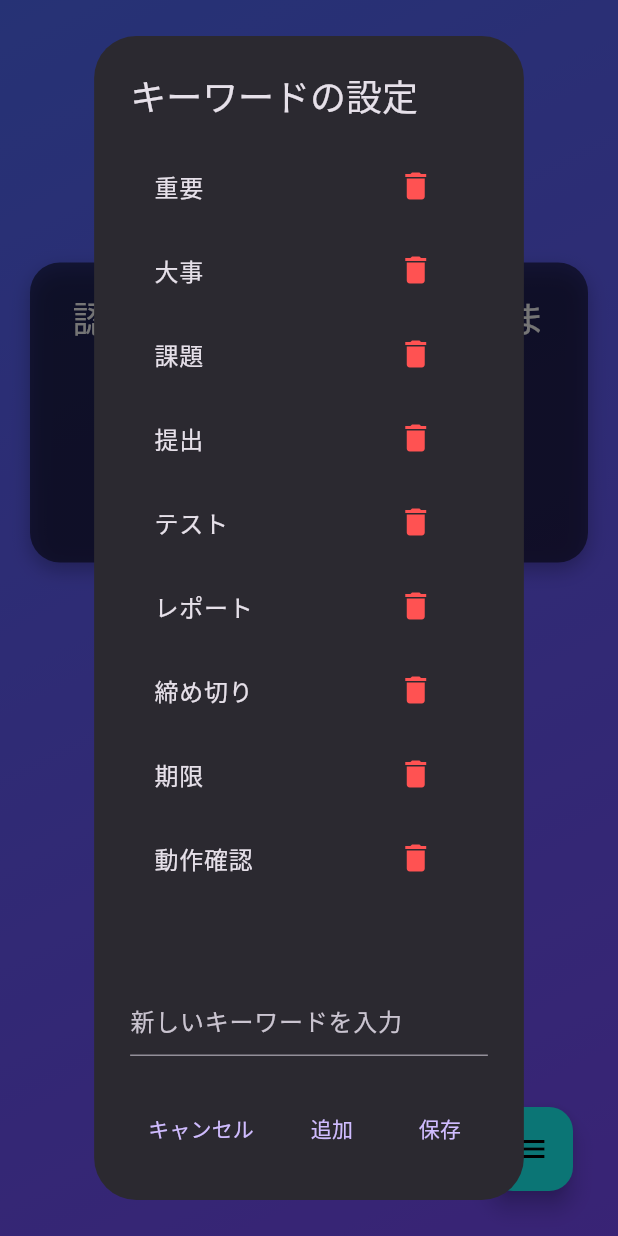
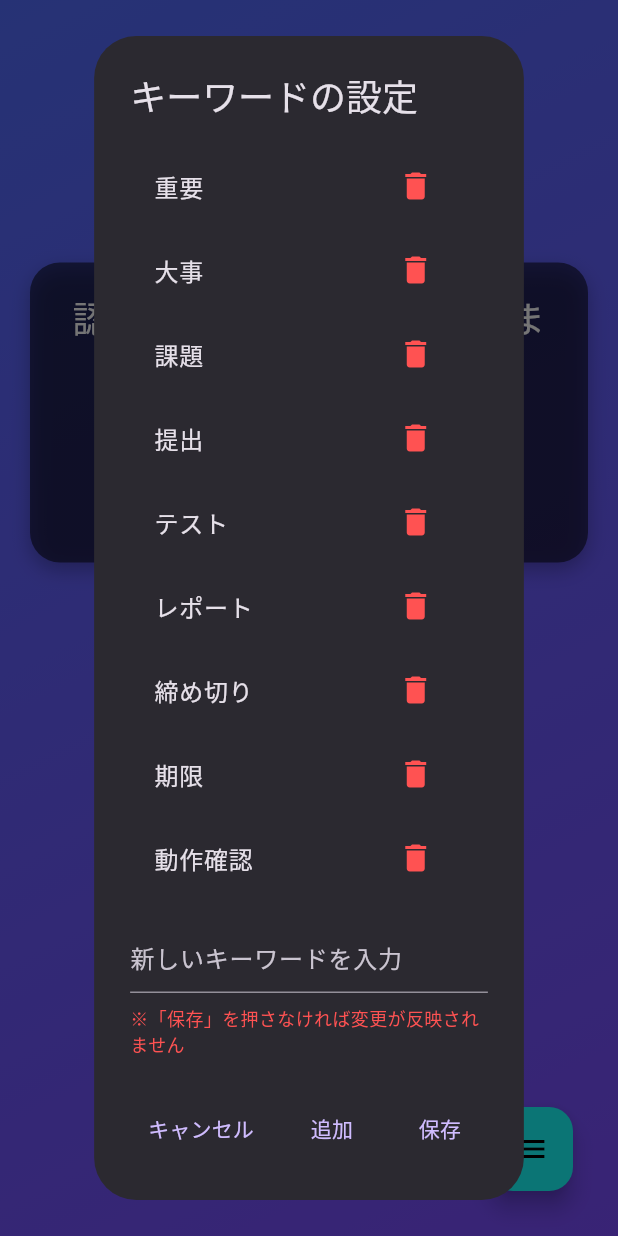
Before and after one commit to jphacks/hs_2404, a Flutter app: the screen it shows after launch, after a tap on "キーワードを設定", on a phone screen of 412 x 824 dp. Run offline on Flutter 3.47's test engine with Material 3 defaults, Android fonts, the light colour scheme and no system bars; our stand-ins replace flutter_dotenv; network calls fail.

Commit message:
注意書きの追加

```diff
--- a/front_end/lib/main.dart
+++ b/front_end/lib/main.dart
@@ -108,6 +108,14 @@ class _RecognizePageState extends State<RecognizePage> {
                     TextField(
                       controller: keywordController,
                       decoration: InputDecoration(hintText: "新しいキーワードを入力"),
+                    ),
+                    SizedBox(height: 8), // テキストフィールドと注意書きの間にスペースを追加
+                    Align(
+                      alignment: Alignment.centerRight, //右寄せ
+                      child: Text(
+                        "※「保存」を押さなければ変更が反映されません",
+                        style: TextStyle(color: Colors.redAccent, fontSize: 12),
+                      ),
                     ),
                   ],
                 ),
@@ -321,7 +329,7 @@ class _RecognizePageState extends State<RecognizePage> {
     setState(() {
       isRecognizing = false;
       recognizedText = "認識結果がここに表示されます";
-      keyword = "授業中";//キーワードを授業中に戻す
+      keyword = "授業中"; //キーワードを授業中に戻す
     });
 
     // タイマーが設定されていればキャンセル
```
